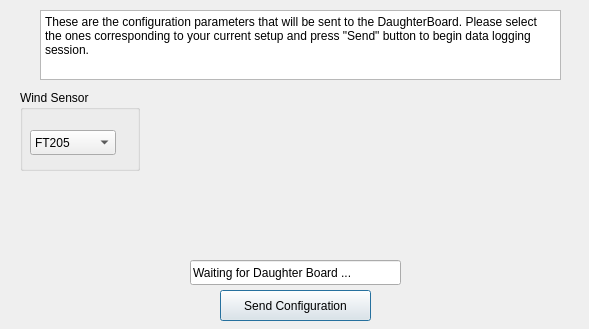
This is QtPayloadGCS/configwindow.ui in dhollenbeck1/DaughterBoard_PayloadGCS as Qt 5 draws it before an edit. The edited form follows.
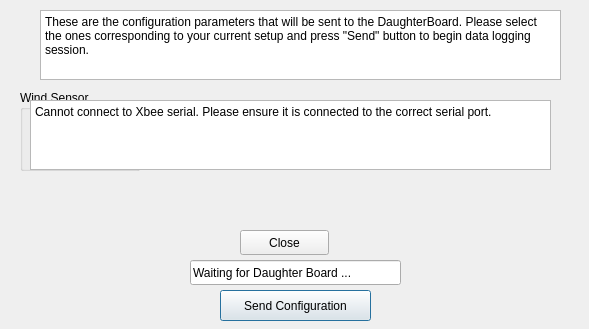
This is the edited form.

```diff
--- a/QtPayloadGCS/configwindow.ui
+++ b/QtPayloadGCS/configwindow.ui
@@ -93,6 +93,32 @@
     <string>Waiting for Daughter Board ...</string>
    </property>
   </widget>
+  <widget class="QPlainTextEdit" name="errorText">
+   <property name="geometry">
+    <rect>
+     <x>30</x>
+     <y>100</y>
+     <width>521</width>
+     <height>70</height>
+    </rect>
+   </property>
+   <property name="plainText">
+    <string>Cannot connect to Xbee serial. Please ensure it is connected to the correct serial port. </string>
+   </property>
+  </widget>
+  <widget class="QPushButton" name="closeButton">
+   <property name="geometry">
+    <rect>
+     <x>240</x>
+     <y>230</y>
+     <width>89</width>
+     <height>25</height>
+    </rect>
+   </property>
+   <property name="text">
+    <string>Close</string>
+   </property>
+  </widget>
  </widget>
  <resources/>
  <connections/>
```
Left out of the diff: 4 changed lines with no effect on the pictures.
